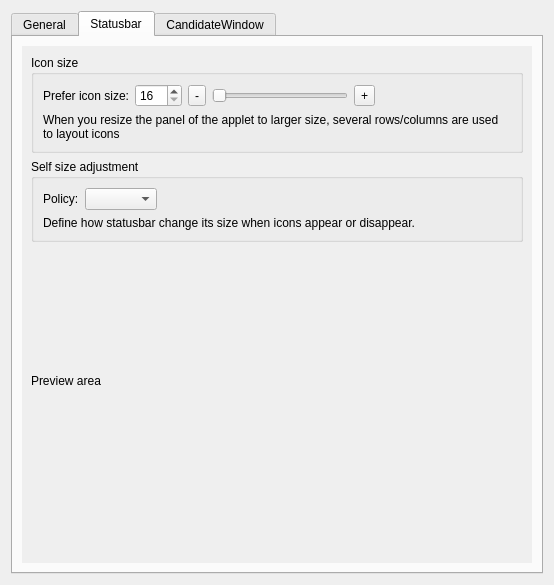
Above: applets/kimpanel/src/kcm_kimpanel.ui from KDE/plasma-desktop before the change. Below: the same form after it.
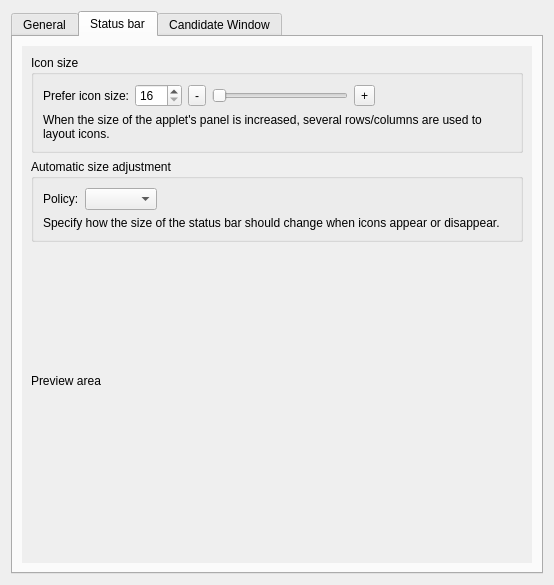
That is the form after the change. The open tabs and pages were chosen to show the change. Custom widgets are drawn as their Qt base class.

Commit message: Proof-reading of kimpanel, along with build-system changes to get it to compile, and updating CMakeLists.txt in this directory to include its subdir.

Diff of the .ui file:
```diff
--- a/applets/kimpanel/src/kcm_kimpanel.ui
+++ b/applets/kimpanel/src/kcm_kimpanel.ui
@@ -135,7 +135,7 @@
      </widget>
      <widget class="QWidget" name="tab">
       <attribute name="title">
-       <string>Statusbar</string>
+       <string>Status bar</string>
       </attribute>
       <layout class="QVBoxLayout" name="verticalLayout">
        <item>
@@ -278,7 +278,7 @@
                  </sizepolicy>
                 </property>
                 <property name="text">
-                 <string>When you resize the panel of the applet to larger size, several rows/columns are used to layout icons</string>
+                 <string>When the size of the applet's panel is increased, several rows/columns are used to layout icons.</string>
                 </property>
                 <property name="wordWrap">
                  <bool>true</bool>
@@ -297,7 +297,7 @@
               </sizepolicy>
              </property>
              <property name="title">
-              <string>Self size adjustment</string>
+              <string>Automatic size adjustment</string>
              </property>
              <layout class="QVBoxLayout" name="verticalLayout_8">
               <item>
@@ -350,7 +350,7 @@
                  </sizepolicy>
                 </property>
                 <property name="text">
-                 <string>Define how statusbar change its size when icons appear or disappear.</string>
+                 <string>Specify how the size of the status bar should change when icons appear or disappear.</string>
                 </property>
                 <property name="wordWrap">
                  <bool>true</bool>
@@ -397,7 +397,7 @@
      </widget>
      <widget class="QWidget" name="tab_2">
       <attribute name="title">
-       <string>CandidateWindow</string>
+       <string>Candidate Window</string>
       </attribute>
       <layout class="QVBoxLayout" name="verticalLayout_3">
        <item>
```
Left out of the diff: 4 changed lines with no effect on the pictures. The commit also changes 4 other files.
